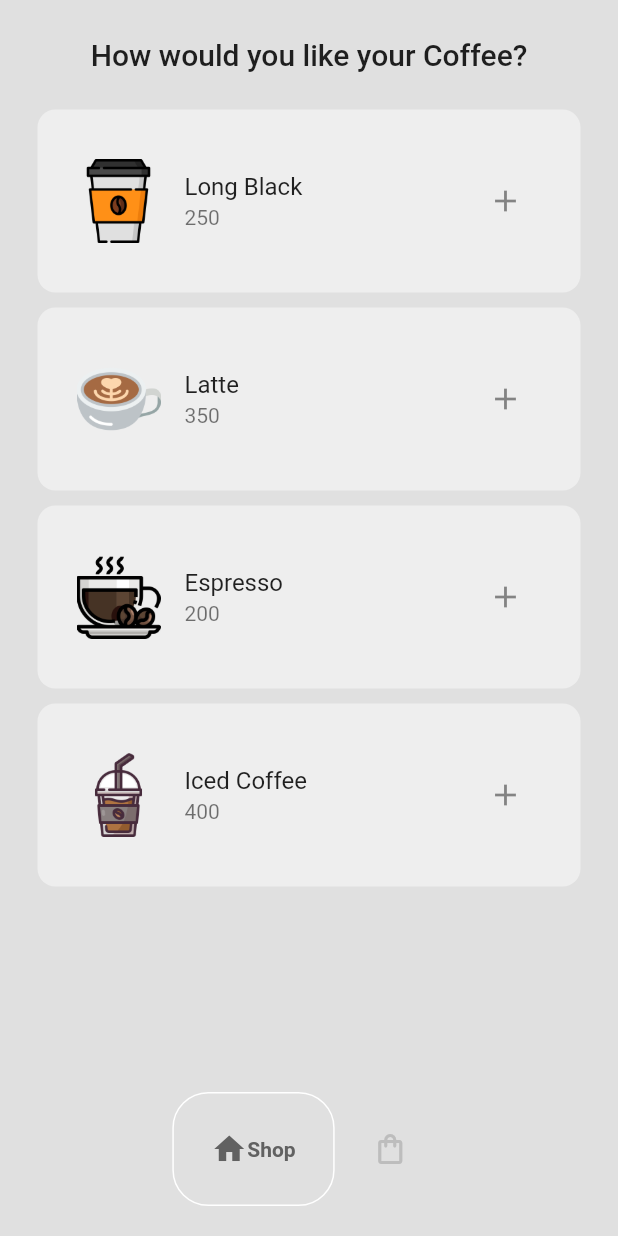
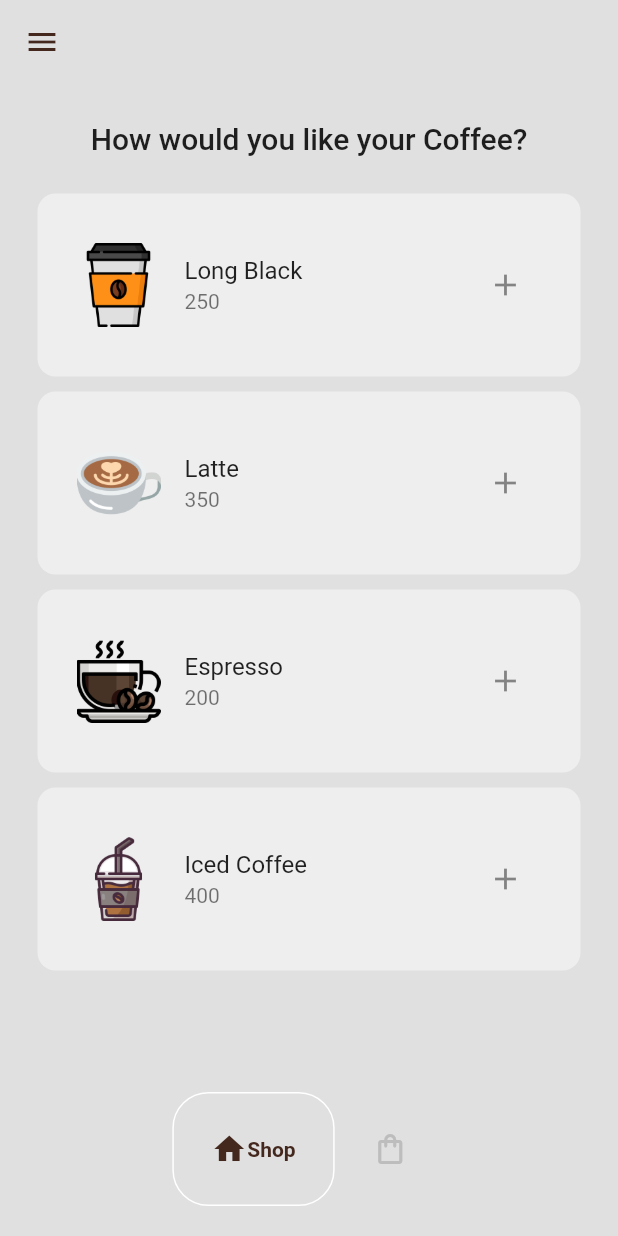
Before and after one commit to ShadxD/Coffee_Shop_Ui, a Flutter app: the HomePage screen opened directly, on a phone screen of 412 x 824 dp. Run offline on Flutter 3.47's test engine with Material 2 defaults, Android fonts, the phone set to English and light mode, and no system bars; drawn by our look-alikes of google_nav_bar.

Commit message:
Second commit

```diff
--- a/lib/components/bottom_nav_bar.dart
+++ b/lib/components/bottom_nav_bar.dart
@@ -15,7 +15,7 @@ class MyBottomNavBar extends StatelessWidget {
       child: GNav(
           onTabChange: (value) => onTabChange!(value),
           color: Colors.grey[400],
-          activeColor: Colors.grey[700],
+          activeColor: const Color.fromARGB(255, 68, 40, 30),
           tabBorderRadius: 24,
           tabActiveBorder: Border.all(color: Colors.white),
           mainAxisAlignment: MainAxisAlignment.center,
--- a/lib/pages/home_page.dart
+++ b/lib/pages/home_page.dart
@@ -35,6 +35,22 @@ class _HomePageState extends State<HomePage> {
       bottomNavigationBar: MyBottomNavBar(
         onTabChange: (index) => navigateBottonBar(index),
       ),
+      appBar: AppBar(
+          backgroundColor: backgroundcolor,
+          elevation: 0,
+          leading: Builder(
+            builder: (context) => IconButton(
+                onPressed: () {
+                  Scaffold.of(context).openDrawer();
+                },
+                icon: Icon(
+                  Icons.menu,
+                  color: const Color.fromARGB(255, 68, 40, 30),
+                )),
+          )),
+      drawer: Drawer(
+        backgroundColor: const Color.fromARGB(255, 68, 40, 30),
+      ),
       body: _pages[_selectedIndex],
     );
   }
```
